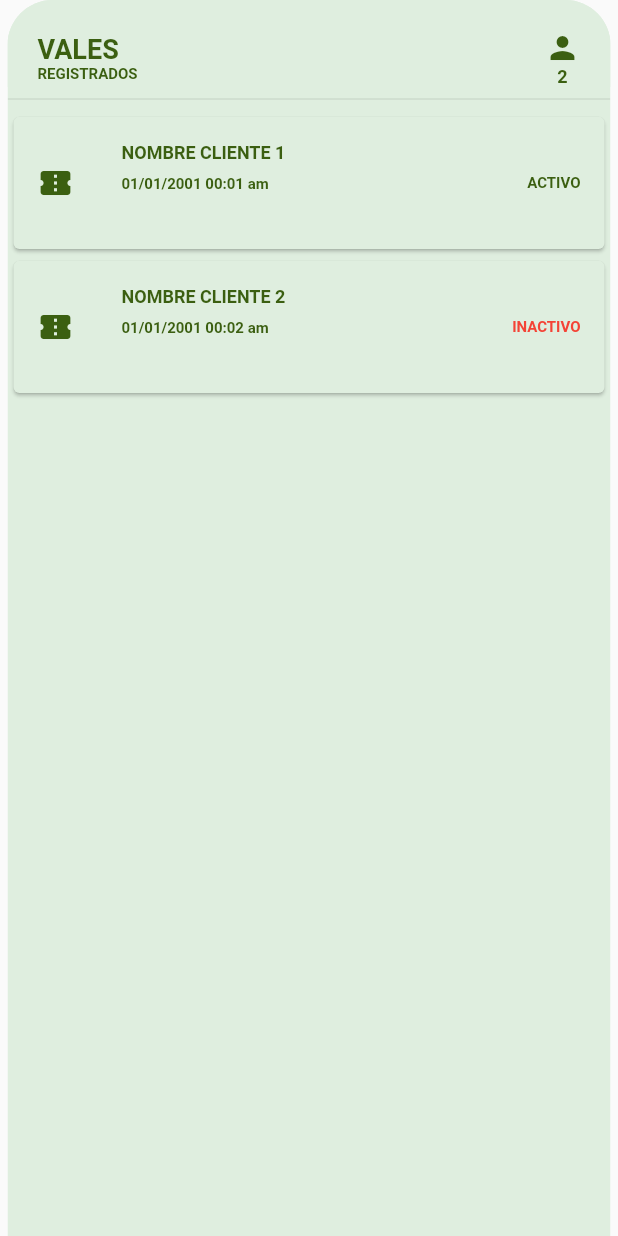
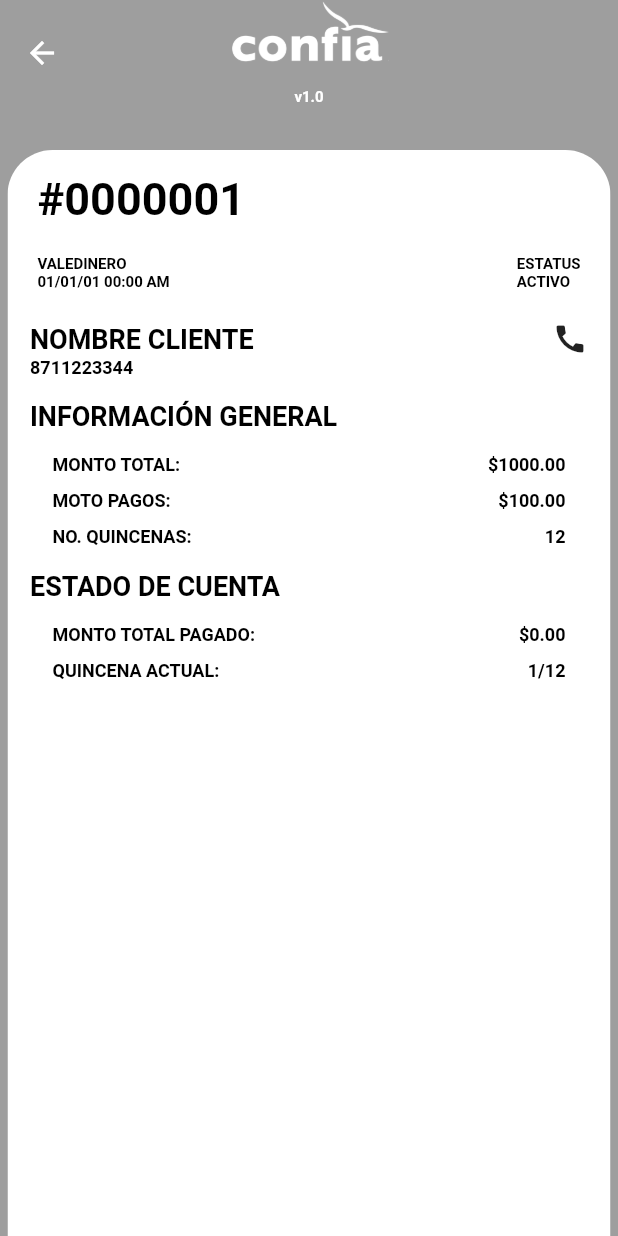
Before and after one commit to guillermoherrera/app_vale_cv, a Flutter app: the ValesPages widget shown alone on an empty page, opened directly, after a tap on an icon or button, on a phone screen of 412 x 824 dp. Run offline on Flutter 3.47's test engine with Material 2 defaults, Android fonts, the phone set to English and light mode, and no system bars; our stand-ins replace bloc, flutter_bloc.

Commit message:
avance pantalla vale

```diff
--- a/lib/Pages/homepage/vales_page.dart
+++ b/lib/Pages/homepage/vales_page.dart
@@ -1,6 +1,7 @@
 import 'package:app_vale_cv/helpers/constants.dart';
 import 'package:flutter/material.dart';
 
+import '../../helpers/custom_route_transition.dart';
 import '../../widgets/animator.dart';
 import '../../widgets/custom_list_tile.dart';
 import '../../widgets/custom_loading.dart';
@@ -13,6 +14,7 @@ class ValesPages extends StatefulWidget {
 }
 
 class _ValesPagesState extends State<ValesPages> {
+  final _customRoute = CustomRouteTransition();
   final GlobalKey<RefreshIndicatorState> _refreshKey =
       GlobalKey<RefreshIndicatorState>();
   List<int> _vales = [];
@@ -74,7 +76,7 @@ class _ValesPagesState extends State<ValesPages> {
   Widget _noData() {
     return const Center(
         child: Text(
-      'Sin clientes',
+      'SIN CLIENTES',
       style: Constants.textStyleSubTitle,
     ));
   }
@@ -130,8 +132,10 @@ class _ValesPagesState extends State<ValesPages> {
                   return WidgetAnimator(
                       child: GestureDetector(
                           onTap: () {
-                            // ignore: avoid_print
-                            print('print');
+                            Navigator.push(
+                                context,
+                                _customRoute
+                                    .createRutaSlide(Constants.pageVale));
                           },
                           child: CustomListTile(
                               title: Text('NOMBRE CLIENTE ${index + 1}',
@@ -140,6 +144,8 @@ class _ValesPagesState extends State<ValesPages> {
                                 crossAxisAlignment: CrossAxisAlignment.start,
                                 children: [
                                   Text('01/01/2001 00:0${index + 1} am',
+                                      style: Constants.textStyleParagraph),
+                                  const Text('\$1000.00',
                                       style: Constants.textStyleParagraph),
                                 ],
                               ),
--- /dev/null
+++ b/lib/Pages/vales/vale_page.dart
@@ -0,0 +1,264 @@
+import 'package:flutter/material.dart';
+
+import '../../helpers/constants.dart';
+import '../../helpers/custom_route_transition.dart';
+import '../../widgets/custom_app_bar.dart';
+import '../../widgets/custom_loading.dart';
+
+class ValePage extends StatefulWidget {
+  const ValePage({Key? key}) : super(key: key);
+
+  @override
+  State<ValePage> createState() => _ValePageState();
+}
+
+class _ValePageState extends State<ValePage> {
+  final _customRoute = CustomRouteTransition();
+  final GlobalKey<RefreshIndicatorState> _refreshKey =
+      GlobalKey<RefreshIndicatorState>();
+  bool _cargando = true;
+  bool _withInfo = false;
+
+  _getInfo() async {
+    await Future.delayed(const Duration(seconds: 1));
+    if (mounted) {
+      setState(() {
+        _withInfo = true;
+        _cargando = false;
+      });
+    }
+  }
+
+  @override
+  void initState() {
+    _getInfo();
+    super.initState();
+  }
+
+  @override
+  Widget build(BuildContext context) {
+    return Scaffold(
+      appBar: _appBar(),
+      backgroundColor: Constants.colorPrimary,
+      body: _body(),
+    );
+  }
+
+  PreferredSize _appBar() {
+    return const PreferredSize(
+      preferredSize: Size.fromHeight(100),
+      child: CustomAppBar(),
+    );
+  }
+
+  Widget _body() {
+    return Column(
+      children: [
+        Expanded(
+          child: Padding(
+            padding: const EdgeInsets.symmetric(horizontal: 5.0),
+            child: ClipRRect(
+              borderRadius: const BorderRadius.only(
+                topLeft: Radius.circular(30.0),
+                topRight: Radius.circular(30.0),
+              ),
+              child: Container(
+                color: Constants.colorDefault,
+                child: _bodyContent(),
+              ),
+            ),
+          ),
+        ),
+      ],
+    );
+  }
+
+  Widget _bodyContent() {
+    return RefreshIndicator(
+        key: _refreshKey,
+        child: _cargando
+            ? const CustomLoading(
+                label: 'CARGANDO INFORMACIÓN DE VALE...',
+              )
+            : _showResult(),
+        // ignore: avoid_print
+        onRefresh: () async => print('lol'));
+  }
+
+  Widget _showResult() {
+    return _withInfo ? _listFill() : _noData();
+  }
+
+  Widget _noData() {
+    return const Center(
+        child: Text(
+      'SIN INFORMACIÓN',
+      style: Constants.textStyleSubTitle,
+    ));
+  }
+
+  Widget _listFill() {
+    return Column(
+      children: [
+        _FillHeader(),
+        _ClienteInfo(),
+        _infoGeneral(),
+        _EstadoCuenta(),
+      ],
+    );
+  }
+
+  // ignore: non_constant_identifier_names
+  Widget _FillHeader() {
+    return Container(
+      padding: const EdgeInsets.symmetric(horizontal: 15.0),
+      child: Table(
+        children: [
+          _tableRow(
+              Container(
+                margin: const EdgeInsets.symmetric(vertical: 10.0),
+                child: const Text(
+                  '#0000001',
+                  style: Constants.textStyleTitle,
+                ),
+              ),
+              Container()),
+          _tableRow(
+              Column(
+                crossAxisAlignment: CrossAxisAlignment.start,
+                children: const [
+                  Text('VALEDINERO', style: Constants.textStyleParagraph),
+                  Text('01/01/01 00:00 AM', style: Constants.textStyleParagraph)
+                ],
+              ),
+              Column(
+                crossAxisAlignment: CrossAxisAlignment.start,
+                children: const [
+                  Text('ESTATUS', style: Constants.textStyleParagraph),
+                  Text('ACTIVO', style: Constants.textStyleParagraph)
+                ],
+              )),
+        ],
+      ),
+    );
+  }
+
+  TableRow _tableRow(Widget _left, Widget _right) {
+    return TableRow(children: [
+      Container(
+        child: _left,
+        padding: const EdgeInsets.all(5.0),
+      ),
+      Container(
+        child: Align(
+          child: _right,
+          alignment: Alignment.centerRight,
+        ),
+        padding: const EdgeInsets.all(5.0),
+      ),
+    ]);
+  }
+
+  // ignore: non_constant_identifier_names
+  Widget _ClienteInfo() {
+    return Container(
+      padding: const EdgeInsets.symmetric(horizontal: 15.0, vertical: 15.0),
+      child: GestureDetector(
+          onTap: () {
+            Navigator.push(
+                context, _customRoute.createRutaSlide(Constants.pageCliente));
+          },
+          child: Column(
+            crossAxisAlignment: CrossAxisAlignment.start,
+            children: [
+              Row(
+                  mainAxisAlignment: MainAxisAlignment.spaceBetween,
+                  children: const [
+                    Text(
+                      'NOMBRE CLIENTE',
+                      style: Constants.textStyleSubTitle,
+                    ),
+                    Center(child: Icon(Icons.call)),
+                  ]),
+              const Text(
+                '8711223344',
+                style: Constants.textStyleStandard,
+              ),
+            ],
+          )),
+    );
+  }
+
+  Widget _infoGeneral() {
+    return Container(
+      padding: const EdgeInsets.symmetric(horizontal: 15.0),
+      child: Column(
+        crossAxisAlignment: CrossAxisAlignment.start,
+        children: [
+          const Text('INFORMACIÓN GENERAL', style: Constants.textStyleSubTitle),
+          Container(
+            padding: const EdgeInsets.all(10.0),
+            child: Table(
+              children: [
+                _tableRow(
+                    const Text('MONTO TOTAL:',
+                        style: Constants.textStyleStandard),
+                    const Align(
+                        alignment: Alignment.centerRight,
+                        child: Text('\$1000.00',
+                            style: Constants.textStyleStandard))),
+                _tableRow(
+                    const Text('MOTO PAGOS:',
+                        style: Constants.textStyleStandard),
+                    const Align(
+                        alignment: Alignment.centerRight,
+                        child: Text('\$100.00',
+                            style: Constants.textStyleStandard))),
+                _tableRow(
+                    const Text('NO. QUINCENAS:',
+                        style: Constants.textStyleStandard),
+                    const Align(
+                        alignment: Alignment.centerRight,
+                        child: Text('12', style: Constants.textStyleStandard)))
+              ],
+            ),
+          )
+        ],
+      ),
+    );
+  }
+
+  // ignore: non_constant_identifier_names
+  Widget _EstadoCuenta() {
+    return Container(
+      padding: const EdgeInsets.symmetric(horizontal: 15.0),
+      child: Column(
+        crossAxisAlignment: CrossAxisAlignment.start,
+        children: [
+          const Text('ESTADO DE CUENTA', style: Constants.textStyleSubTitle),
+          Container(
+            padding: const EdgeInsets.all(10.0),
+            child: Table(
+              children: [
+                _tableRow(
+                    const Text('MONTO TOTAL PAGADO:',
+                        style: Constants.textStyleStandard),
+                    const Align(
+                        alignment: Alignment.centerRight,
+                        child: Text('\$0.00',
+                            style: Constants.textStyleStandard))),
+                _tableRow(
+                    const Text('QUINCENA ACTUAL:',
+                        style: Constants.textStyleStandard),
+                    const Align(
+                        alignment: Alignment.centerRight,
+                        child:
+                            Text('1/12', style: Constants.textStyleStandard))),
+              ],
+            ),
+          )
+        ],
+      ),
+    );
+  }
+}
--- a/lib/helpers/constants.dart
+++ b/lib/helpers/constants.dart
@@ -2,15 +2,22 @@ import 'package:flutter/material.dart';
 
 class Constants {
   //Colors
-  static const Color colorPrimary = Color(0xff75BD23);
-  static const Color colorSecondary = Color(0xff04448C);
-  static const Color colorAlternative = Color(0xff357FB7);
-  static const Color colorDefault = Color(0xffDFEEDF);
-  static const Color colorDefaultText = Color(0xff3B5F11);
+  static const Color colorPrimary = Colors.grey;
+  static const Color colorSecondary = Colors.grey;
+  static const Color colorAlternative = Colors.black;
+  static const Color colorDefault = Colors.white;
+  static const Color colorDefaultText = Colors.black;
+
+  static const Color colorPrimaryC = Color(0xff75BD23);
+  static const Color colorSecondaryC = Color(0xff04448C);
+  static const Color colorAlternativeC = Color(0xff357FB7);
+  static const Color colorDefaultC = Color(0xffDFEEDF);
+  static const Color colorDefaultTextC = Color(0xff3B5F11);
 
   //Rutas
   static const String pageRoot = 'root';
   static const String pageCliente = 'cliente';
+  static const String pageVale = 'vale';
 
   //Assets
   static const String assetsImagelogo = 'assets/logoConfia.png';
--- a/lib/helpers/custom_route_transition.dart
+++ b/lib/helpers/custom_route_transition.dart
@@ -1,3 +1,4 @@
+import 'package:app_vale_cv/pages/vales/vale_page.dart';
 import 'package:flutter/cupertino.dart';
 import 'package:app_vale_cv/helpers/constants.dart';
 import 'package:app_vale_cv/pages/clientes/cliente_page.dart';
@@ -22,9 +23,13 @@ class CustomRouteTransition {
   }
 
   Widget _getPage(String ruta) {
-    if (ruta == Constants.pageCliente) {
-      return const ClientePage();
+    switch (ruta) {
+      case Constants.pageCliente:
+        return const ClientePage();
+      case Constants.pageVale:
+        return const ValePage();
+      default:
+        return const RootPage();
     }
-    return const RootPage();
   }
 }
--- a/lib/main.dart
+++ b/lib/main.dart
@@ -1,5 +1,6 @@
 import 'package:app_vale_cv/bloc/user/user_bloc.dart';
 import 'package:app_vale_cv/pages/clientes/cliente_page.dart';
+import 'package:app_vale_cv/pages/vales/vale_page.dart';
 import 'package:flutter/material.dart';
 
 import 'package:app_vale_cv/Pages/root_page.dart';
@@ -26,6 +27,7 @@ class MyApp extends StatelessWidget {
         routes: {
           Constants.pageRoot: (BuildContext context) => const RootPage(),
           Constants.pageCliente: (BuildContext context) => const ClientePage(),
+          Constants.pageVale: (BuildContext context) => const ValePage(),
         },
       ),
     );
--- a/lib/widgets/custom_app_bar.dart
+++ b/lib/widgets/custom_app_bar.dart
@@ -19,14 +19,15 @@ class _CustomAppBarState extends State<CustomAppBar> {
       centerTitle: true,
       title: Column(
         children: const [
-          Hero(
+          /*Hero(
               tag: 'Logo',
-              child: Image(
-                image: AssetImage(Constants.assetsImagelogo),
-                height: 60,
-                color: Constants.colorDefault,
-                fit: BoxFit.contain,
-              )),
+              child:*/
+          Image(
+            image: AssetImage(Constants.assetsImagelogo),
+            height: 60,
+            color: Constants.colorDefault,
+            fit: BoxFit.contain,
+          ) /*)*/,
           Text(
             'v1.0',
             style: Constants.textStyleParagraphDefault,
```
